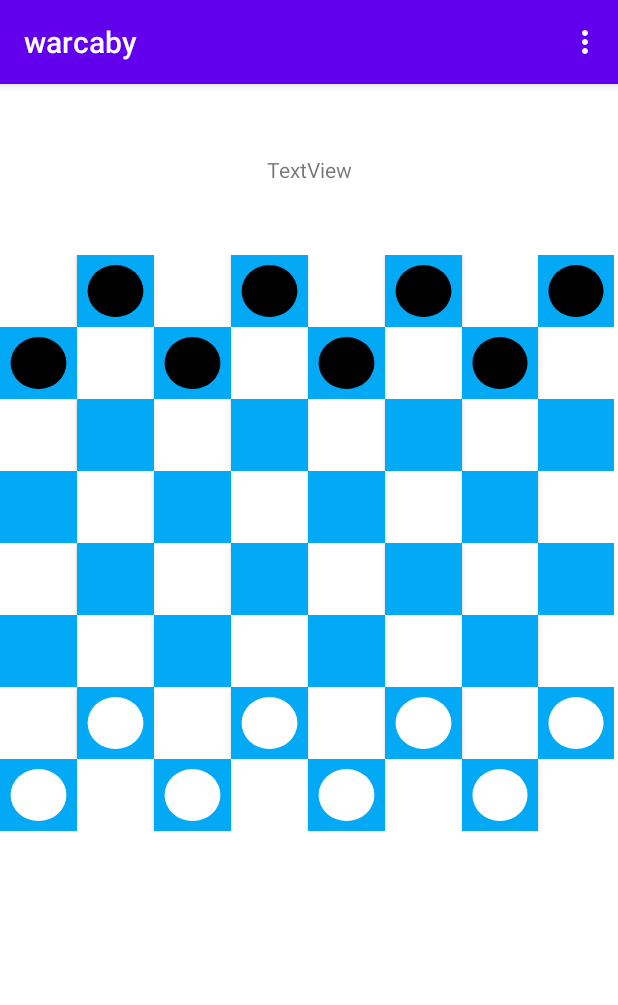
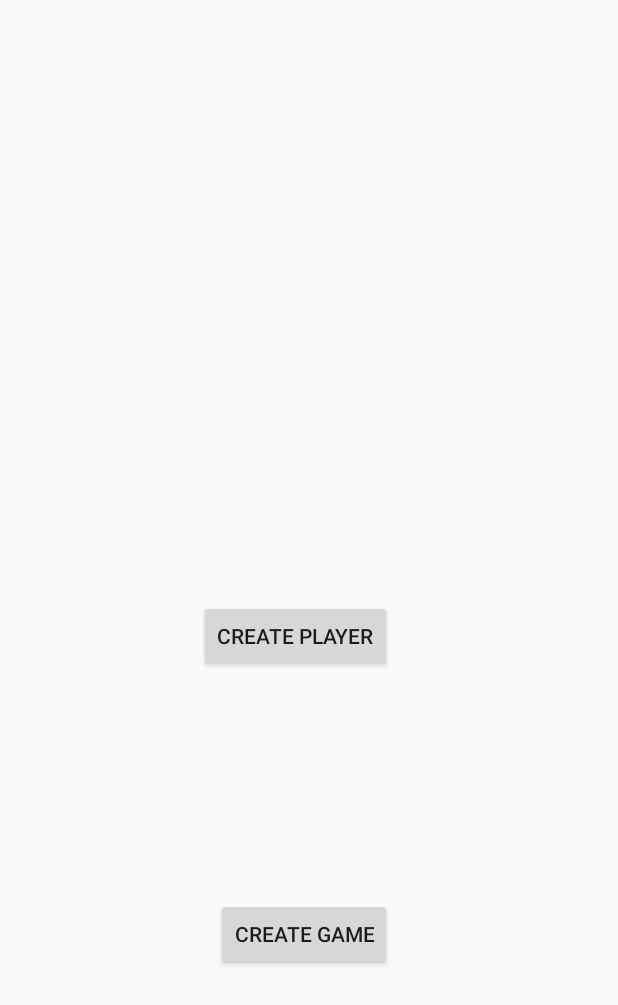
Before and after one commit to czarnywilk/warcaby, an Android app: the screen it shows after launch (MainActivity before the commit, MainMenu after it), on a phone screen of 412 x 824 dp. Shown: the top 1005 px of the screen. Run offline under Robolectric (Android 15) with nearby library versions, the phone set to English and light mode, and no system bars.

Commit message:
multiplayer starter pack

```diff
--- a/app/build.gradle
+++ b/app/build.gradle
@@ -20,6 +20,11 @@ android {
             proguardFiles getDefaultProguardFile('proguard-android-optimize.txt'), 'proguard-rules.pro'
         }
     }
+
+    compileOptions {
+        sourceCompatibility JavaVersion.VERSION_1_8
+        targetCompatibility JavaVersion.VERSION_1_8
+    }
 }
 
 dependencies {
--- a/app/src/main/AndroidManifest.xml
+++ b/app/src/main/AndroidManifest.xml
@@ -2,7 +2,9 @@
 <manifest xmlns:android="http://schemas.android.com/apk/res/android"
     package="com.example.warcaby">
 
+    <uses-permission android:name="android.permission.INTERNET" />
     <uses-permission android:name="android.permission.ACCESS_NETWORK_STATE" />
+
     <application
         android:allowBackup="true"
         android:icon="@mipmap/ic_launcher"
@@ -10,9 +12,9 @@
         android:roundIcon="@mipmap/ic_launcher_round"
         android:supportsRtl="true"
         android:theme="@style/AppTheme">
-        <activity android:name=".MainMenu"></activity>
+        <activity android:name=".MainActivity"></activity>
         <activity
-            android:name=".MainActivity"
+            android:name=".MainMenu"
             android:label="@string/app_name"
             android:theme="@style/AppTheme.NoActionBar">
             <intent-filter>
--- a/app/src/main/java/com/example/warcaby/MainMenu.java
+++ b/app/src/main/java/com/example/warcaby/MainMenu.java
@@ -3,6 +3,12 @@ package com.example.warcaby;
 import androidx.appcompat.app.AppCompatActivity;
 
 import android.os.Bundle;
+import android.view.View;
+import android.widget.Button;
+
+import com.example.warcaby.multiplayer.PlaceholderUtility;
+import com.example.warcaby.multiplayer.serialized.Game;
+import com.example.warcaby.multiplayer.serialized.Player;
 
 public class MainMenu extends AppCompatActivity {
 
@@ -10,5 +16,22 @@ public class MainMenu extends AppCompatActivity {
     protected void onCreate(Bundle savedInstanceState) {
         super.onCreate(savedInstanceState);
         setContentView(R.layout.activity_main_menu);
+
+        GameManager.setContext(this); // uruchomic raz na activity
+        PlaceholderUtility.initialize(); // raz na cala aplikacje
+
+        Button cGameBtn = findViewById(R.id.createGame);
+        Button cPlayerBtn = findViewById(R.id.createPlayer);
+
+        Player p1 = new Player("p1", null);
+        Player p2 = new Player("p2", null);
+        cPlayerBtn.setOnClickListener(v -> {
+            GameManager.createPlayer(p1);
+            GameManager.createPlayer(p2);
+        });
+
+        Game game = new Game("11111111111110000000000000000000000000000000000000000222222222222222222");
+        cGameBtn.setOnClickListener(v -> GameManager.createGame(game));
+
     }
 }
--- a/app/src/main/java/com/example/warcaby/multiplayer/JsonPlaceholderAPI.java
+++ b/app/src/main/java/com/example/warcaby/multiplayer/JsonPlaceholderAPI.java
@@ -3,28 +3,29 @@ package com.example.warcaby.multiplayer;
 import retrofit2.Call;
 import retrofit2.http.*;
 import com.example.warcaby.multiplayer.serialized.Game;
+import com.example.warcaby.multiplayer.serialized.Player;
 
 public interface JsonPlaceholderAPI {
 
     @GET("games/{id}")
     Call<Game> getGame(@Path("id") String gameId);
-    @GET("games/{id}")
-    Call<Game> getLastMove(@Path("id") String gameId);
 
 
 
     @POST("games")
     Call<Game> createGame(@Body Game game);
+    @POST("players")
+    Call<Game> createPlayer(@Body Player player);
 
 
 
     @DELETE("games/{id}")
-    Call<Game> deleteMessage (@Path("id") String gameId);
+    Call<Game> deleteGame (@Path("id") String gameId);
 
 
 
     @PUT("games/{id}")
-    Call<Game> editMessage (@Path("id") String gameId, @Body Game game);
+    Call<Game> editGame (@Path("id") String gameId, @Body Game game);
 
 
 }
--- a/app/src/main/java/com/example/warcaby/multiplayer/PlaceholderUtility.java
+++ b/app/src/main/java/com/example/warcaby/multiplayer/PlaceholderUtility.java
@@ -1,11 +1,13 @@
 package com.example.warcaby.multiplayer;
+
+import com.google.gson.GsonBuilder;
 
 import retrofit2.Retrofit;
 import retrofit2.converter.gson.GsonConverterFactory;
 
 public class PlaceholderUtility {
 
-    private static final String BaseUrl = "https://my-json-server.typicode.com/czarnywilk/warcaby";
+    private static final String BaseUrl = "https://hungry-sheep-91.loca.lt";
 
     private static boolean instanceCreated = false;
     private static Retrofit retrofitInstance;
@@ -23,7 +25,8 @@ public class PlaceholderUtility {
         if (!instanceCreated) {
             return new Retrofit.Builder()
                     .baseUrl(BaseUrl)
-                    .addConverterFactory(GsonConverterFactory.create())
+                    .addConverterFactory(GsonConverterFactory.create(
+                            new GsonBuilder().serializeNulls().create()))
                     .build();
         }
         else return retrofitInstance;
--- a/app/src/main/java/com/example/warcaby/multiplayer/serialized/Game.java
+++ b/app/src/main/java/com/example/warcaby/multiplayer/serialized/Game.java
@@ -1,4 +1,62 @@
 package com.example.warcaby.multiplayer.serialized;
 
+import com.google.gson.annotations.SerializedName;
+
+import java.util.Random;
+
 public class Game {
+
+    @SerializedName("board")
+    private String board;
+    @SerializedName("currentPlayerId")
+    private Integer currentPlayerId = null;
+    @SerializedName("whitePlayerId")
+    private Integer whitePlayerId = null;
+    @SerializedName("blackPlayerId")
+    private Integer blackPlayerId = null;
+    private int id;
+
+    /*public Game() {
+        // board = Board.getEmptyBoard();
+        // zawsze białe na dole
+    }*/
+    public Game(String board) {
+        this.board = board;
+    }
+
+    // ------------------------ GETTERS ------------------------
+    public String getBoard() {
+        return board;
+    }
+    public Integer getCurrentPlayerId() {
+        return currentPlayerId;
+    }
+    public Integer getWhitePlayerId() {
+        return whitePlayerId;
+    }
+    public Integer getBlackPlayerId() {
+        return blackPlayerId;
+    }
+    public Integer getId() {
+        return id;
+    }
+
+    // ------------------------- SETTERS -----------------------
+    public void setId(int id) {
+        this.id = id;
+    }
+    public void setWhiteAndBlackPlayerId(Integer whitePlayerId, Integer blackPlayerId) {
+        this.whitePlayerId = whitePlayerId;
+        this.blackPlayerId = blackPlayerId;
+
+        int random = new Random().nextInt(100);
+        this.currentPlayerId = (random > 50) ? whitePlayerId : blackPlayerId;
+    }
+    // ------------------------ METHODS ------------------------
+    public void startGame() {
+
+    }
+    public void endGame() {
+
+    }
 }
--- /dev/null
+++ b/app/src/main/java/com/example/warcaby/multiplayer/serialized/Player.java
@@ -0,0 +1,33 @@
+package com.example.warcaby.multiplayer.serialized;
+
+import com.example.warcaby.GameManager;
+import com.google.gson.annotations.SerializedName;
+
+public class Player {
+
+    @SerializedName("playerName")
+    private String playerName;
+    @SerializedName("gameId")
+    private Integer gameId = null;
+    private int id;
+
+    public Player(String playerName, Integer gameId) {
+        this.playerName = playerName;
+        this.gameId = gameId;
+    }
+
+    public String getPlayerName() {
+        return playerName;
+    }
+
+    public Integer getGameId() {
+        return gameId;
+    }
+
+    public Integer getId() {
+        return id;
+    }
+    public void setId(int id) {
+        this.id = id;
+    }
+}
--- a/app/src/main/res/layout/activity_main_menu.xml
+++ b/app/src/main/res/layout/activity_main_menu.xml
@@ -6,4 +6,37 @@
     android:layout_height="match_parent"
     tools:context=".MainMenu">
 
+    <Button
+        android:id="@+id/createGame"
+        android:layout_width="wrap_content"
+        android:layout_height="wrap_content"
+        android:layout_marginStart="158dp"
+        android:layout_marginLeft="158dp"
+        android:layout_marginTop="552dp"
+        android:layout_marginEnd="165dp"
+        android:layout_marginRight="165dp"
+        android:layout_marginBottom="131dp"
+        android:text="CREATE GAME"
+        app:layout_constraintBottom_toBottomOf="parent"
+        app:layout_constraintEnd_toEndOf="parent"
+        app:layout_constraintStart_toStartOf="parent"
+        app:layout_constraintTop_toTopOf="parent" />
+
+    <Button
+        android:id="@+id/createPlayer"
+        android:layout_width="wrap_content"
+        android:layout_height="wrap_content"
+        android:layout_marginStart="158dp"
+        android:layout_marginLeft="158dp"
+        android:layout_marginTop="400dp"
+        android:layout_marginEnd="165dp"
+        android:layout_marginRight="165dp"
+        android:layout_marginBottom="131dp"
+        android:text="CREATE PLAYER"
+        app:layout_constraintBottom_toBottomOf="parent"
+        app:layout_constraintEnd_toEndOf="parent"
+        app:layout_constraintHorizontal_bias="0.634"
+        app:layout_constraintStart_toStartOf="parent"
+        app:layout_constraintTop_toTopOf="parent"
+        app:layout_constraintVertical_bias="0.0" />
 </androidx.constraintlayout.widget.ConstraintLayout>
```
Also changed, not shown: app/src/main/java/com/example/warcaby/GameManager.java (+37 -5 lines).
